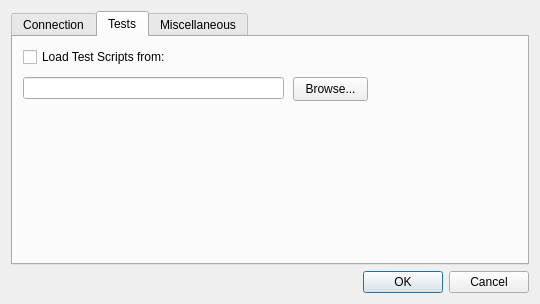
Before: the Qt Designer form TestSuite/TestSuiteDialogSettings.ui in whiteman-kr/u7set, drawn with Qt 5.
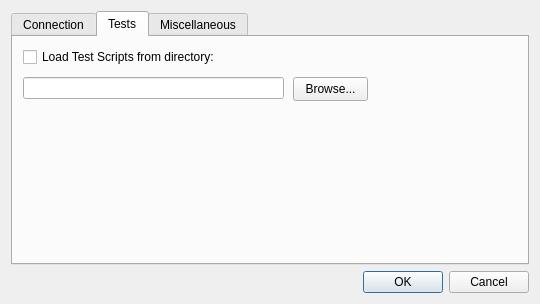
After: the same form once the commit is applied. The open tabs and pages were chosen to show the change.

Commit message: RPCT-3645, TestSuite: user interface improvements

```diff
--- a/TestSuite/TestSuiteDialogSettings.ui
+++ b/TestSuite/TestSuiteDialogSettings.ui
@@ -152,7 +152,7 @@
         </rect>
        </property>
        <property name="text">
-        <string>Load Test Scripts from:</string>
+        <string>Load Test Scripts from directory:</string>
        </property>
       </widget>
      </widget>
```
Left out of the diff: 2 changed lines with no effect on the pictures. The commit also changes 19 other files.
